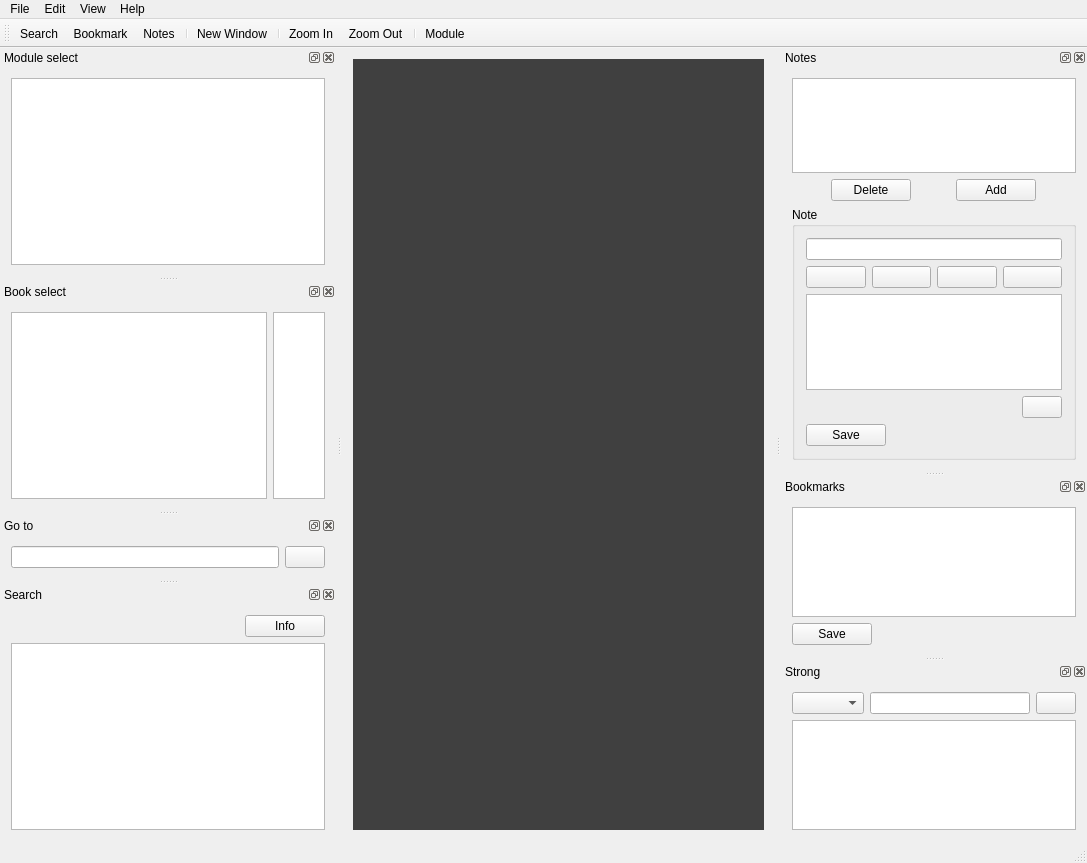
First picture: the form in src/ui/main/mainwindow.ui, repository metaxy/openBibleViewer, before the edit.
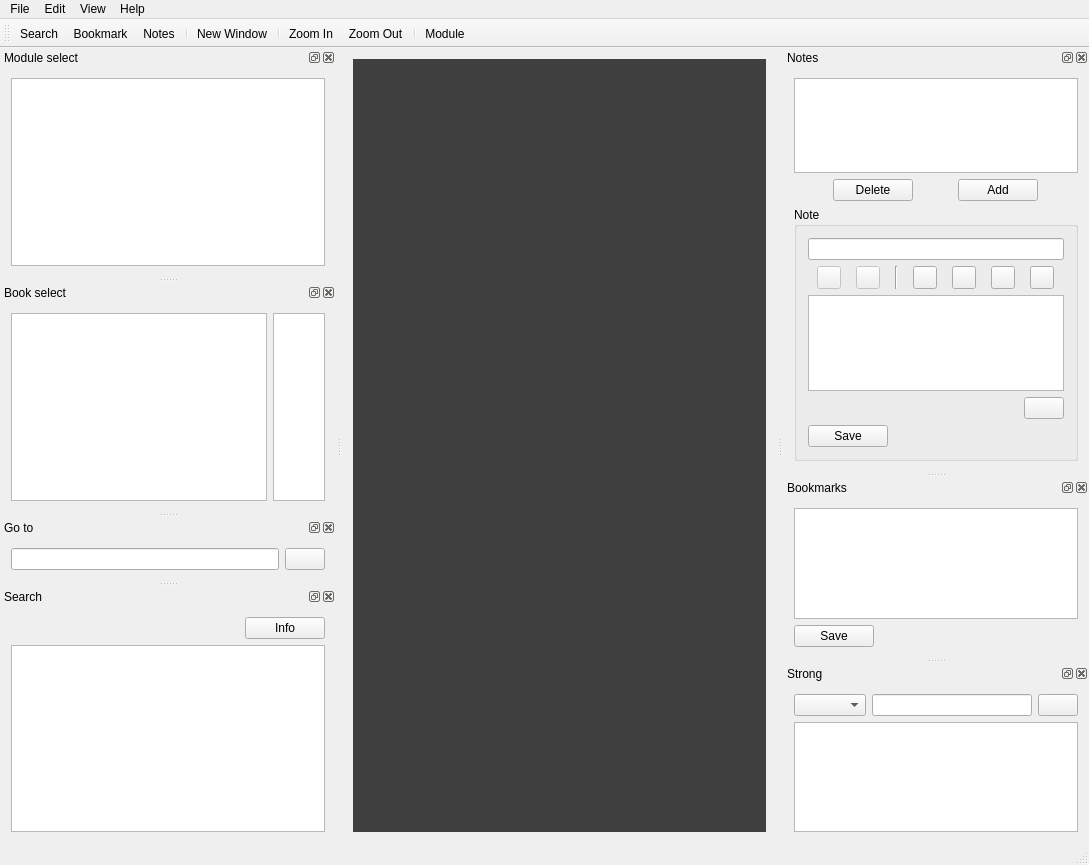
Second picture: the form after the edit. Icons and pictures are not drawn.

```diff
--- a/src/ui/main/mainwindow.ui
+++ b/src/ui/main/mainwindow.ui
@@ -9,8 +9,8 @@
    <rect>
     <x>0</x>
     <y>0</y>
-    <width>1087</width>
-    <height>863</height>
+    <width>1089</width>
+    <height>865</height>
    </rect>
   </property>
   <property name="windowTitle">
@@ -59,7 +59,7 @@
     <rect>
      <x>0</x>
      <y>0</y>
-     <width>1087</width>
+     <width>1089</width>
      <height>19</height>
     </rect>
    </property>
@@ -342,8 +342,8 @@
    </property>
    <property name="minimumSize">
     <size>
-     <width>194</width>
-     <height>420</height>
+     <width>243</width>
+     <height>418</height>
     </size>
    </property>
    <property name="windowIcon">
@@ -441,26 +441,55 @@
          </widget>
         </item>
         <item>
-         <layout class="QHBoxLayout" name="horizontalLayout_10" stretch="0,0,0,0">
+         <layout class="QHBoxLayout" name="horizontalLayout_10" stretch="0,0,0,0,0,0,0">
           <item>
-           <widget class="QPushButton" name="pushButton_noteBold">
-            <property name="sizePolicy">
-             <sizepolicy hsizetype="Minimum" vsizetype="Preferred">
-              <horstretch>0</horstretch>
-              <verstretch>0</verstretch>
-             </sizepolicy>
+           <widget class="QToolButton" name="toolButton_noteUndo">
+            <property name="enabled">
+             <bool>false</bool>
             </property>
             <property name="text">
              <string/>
             </property>
             <property name="icon">
-             <iconset resource="../../icons.qrc">
+             <iconset>
+              <normaloff>:/icons/16x16/edit-undo.png</normaloff>:/icons/16x16/edit-undo.png</iconset>
+            </property>
+           </widget>
+          </item>
+          <item>
+           <widget class="QToolButton" name="toolButton_noteRedo">
+            <property name="enabled">
+             <bool>false</bool>
+            </property>
+            <property name="text">
+             <string/>
+            </property>
+            <property name="icon">
+             <iconset>
+              <normaloff>:/icons/16x16/edit-redo.png</normaloff>:/icons/16x16/edit-redo.png</iconset>
+            </property>
+           </widget>
+          </item>
+          <item>
+           <widget class="Line" name="line">
+            <property name="orientation">
+             <enum>Qt::Vertical</enum>
+            </property>
+           </widget>
+          </item>
+          <item>
+           <widget class="QToolButton" name="toolButton_noteBold">
+            <property name="text">
+             <string/>
+            </property>
+            <property name="icon">
+             <iconset>
               <normaloff>:/icons/16x16/format-text-bold.png</normaloff>:/icons/16x16/format-text-bold.png</iconset>
             </property>
            </widget>
           </item>
           <item>
-           <widget class="QPushButton" name="pushButton_noteItalic">
+           <widget class="QToolButton" name="toolButton_noteItalic">
             <property name="text">
              <string/>
             </property>
@@ -471,7 +500,7 @@
            </widget>
           </item>
           <item>
-           <widget class="QPushButton" name="pushButton_noteUnderline">
+           <widget class="QToolButton" name="toolButton_noteUnderline">
             <property name="text">
              <string/>
             </property>
@@ -482,10 +511,7 @@
            </widget>
           </item>
           <item>
-           <widget class="QPushButton" name="pushButton_noteColor">
-            <property name="enabled">
-             <bool>true</bool>
-            </property>
+           <widget class="QToolButton" name="toolButton_noteColor">
             <property name="text">
              <string/>
             </property>
@@ -555,6 +581,9 @@
             <verstretch>0</verstretch>
            </sizepolicy>
           </property>
+          <property name="layoutDirection">
+           <enum>Qt::LeftToRight</enum>
+          </property>
           <property name="text">
            <string>Save</string>
           </property>
```
Left out of the diff: 92 changed lines with no effect on the pictures.
